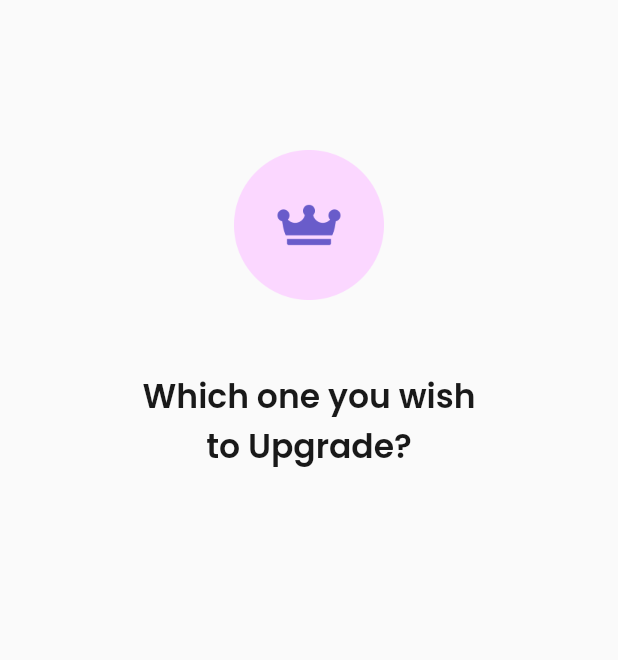
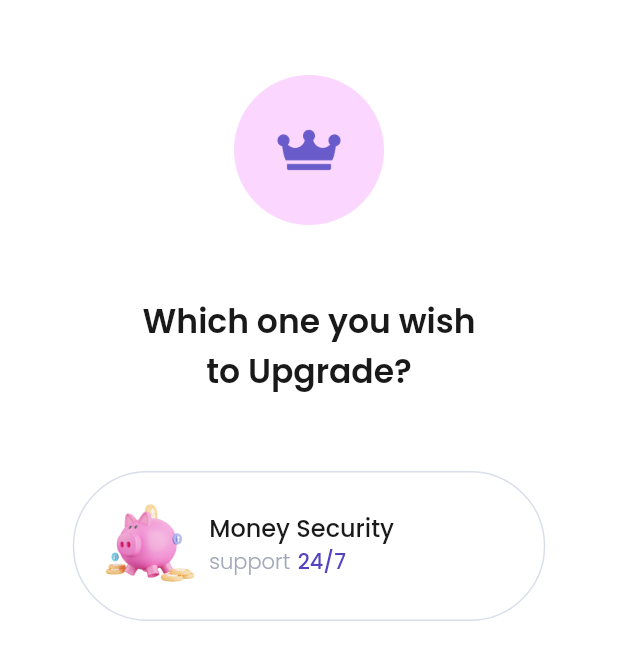
Before and after one commit to BagusRezky/flutter_application_1, a Flutter app: the screen it shows after launch, on a phone screen of 412 x 824 dp. Shown: the top 660 px of the screen. Run offline on Flutter 3.47's test engine with Material 2 defaults, Android fonts, the phone set to English and light mode, and no system bars; our stand-ins replace google_fonts.

Commit message:
Add Widget Option

```diff
--- a/lib/pages/sixth_pricing.dart
+++ b/lib/pages/sixth_pricing.dart
@@ -1,12 +1,13 @@
 import 'package:flutter/material.dart';
 import 'package:flutter_application_1/widgets/theme.dart';
+import 'package:google_fonts/google_fonts.dart';
 
 class pricing extends StatelessWidget {
   @override
   Widget build(BuildContext context) {
     Widget header() {
       return Padding(
-        padding: const EdgeInsets.only(top: 100.0, left: 30, right: 30),
+        padding: const EdgeInsets.only(top: 50.0, left: 30, right: 30),
         child: Column(
           children: [
             Center(
@@ -26,10 +27,74 @@ class pricing extends StatelessWidget {
       );
     }
 
+    Widget option() {
+      return Container(
+        width: 315,
+        height: 100,
+        decoration: BoxDecoration(
+          borderRadius: BorderRadius.circular(60),
+          border: Border.all(
+            color: Color(0xffD9DEEA),
+          ),
+        ),
+        child: Padding(
+          padding: const EdgeInsets.only(top: 15.0, left: 17, bottom: 23),
+          child: Row(
+            children: [
+              Image.asset(
+                'assets/pigIcon.png',
+                width: 66,
+              ),
+              Padding(
+                padding: const EdgeInsets.only(top: 10.0, left: 7),
+                child: Column(
+                  crossAxisAlignment: CrossAxisAlignment.start,
+                  children: [
+                    Text(
+                      'Money Security',
+                      style: GoogleFonts.poppins(
+                        fontSize: 16,
+                        fontWeight: FontWeight.w500,
+                        color: Color(0xff191919),
+                      ),
+                    ),
+                    Row(
+                      children: [
+                        Text(
+                          'support',
+                          style: GoogleFonts.poppins(
+                            fontSize: 14,
+                            fontWeight: FontWeight.w300,
+                            color: Color(0xffA3A8B8),
+                          ),
+                        ),
+                        SizedBox(width: 5),
+                        Text(
+                          '24/7',
+                          style: GoogleFonts.poppins(
+                            fontSize: 14,
+                            fontWeight: FontWeight.w500,
+                            color: Color(0xff5343C2),
+                          ),
+                        ),
+                      ],
+                    ),
+                  ],
+                ),
+              )
+            ],
+          ),
+        ),
+      );
+    }
+
     return Scaffold(
+      backgroundColor: Color(0xffffffff),
       body: Column(
         children: [
           header(),
+          SizedBox(height: 50),
+          option(),
         ],
       ),
     );
```
